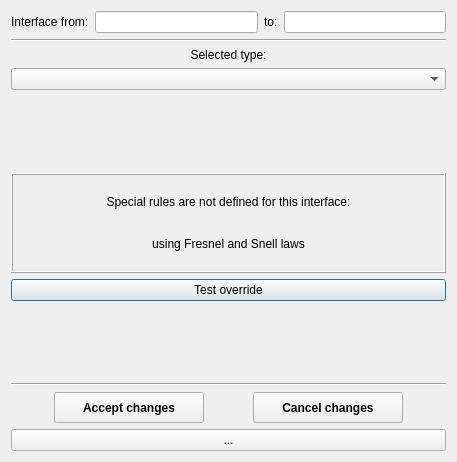
Before: the Qt Designer form src/gui/MainWindowTools/aopticaloverridedialog.ui in andrmor/ANTS2, drawn with Qt 5.
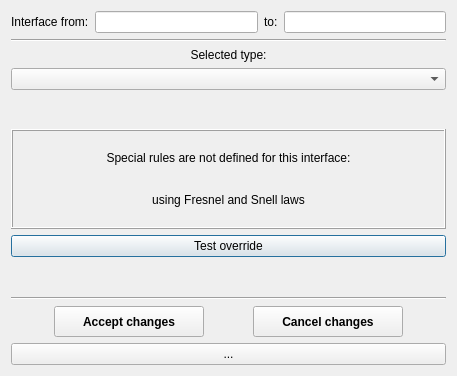
After: the same form once the commit is applied.

```diff
--- a/src/gui/MainWindowTools/aopticaloverridedialog.ui
+++ b/src/gui/MainWindowTools/aopticaloverridedialog.ui
@@ -7,7 +7,7 @@
     <x>0</x>
     <y>0</y>
     <width>457</width>
-    <height>462</height>
+    <height>376</height>
    </rect>
   </property>
   <property name="windowTitle">
```
